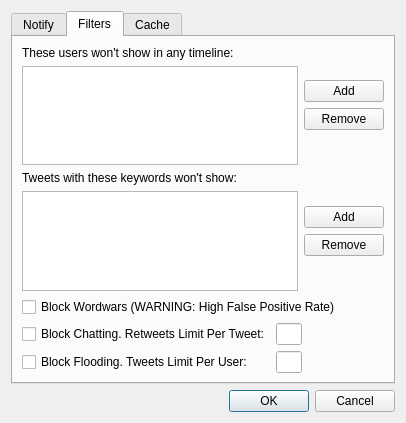
Old version of the form res/ui/SettingWindow.ui in the repository WeCase/WeCase.
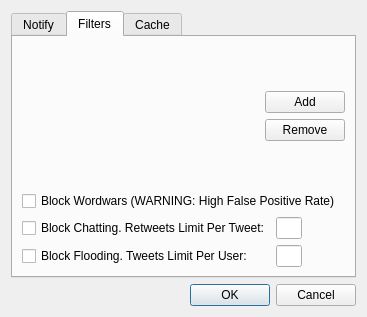
New version of the form. The open tabs and pages were chosen to show the change. Icons and pictures are not drawn. Custom widgets are drawn as their Qt base class.

```diff
--- a/res/ui/SettingWindow.ui
+++ b/res/ui/SettingWindow.ui
@@ -6,8 +6,8 @@
    <rect>
     <x>0</x>
     <y>0</y>
-    <width>406</width>
-    <height>423</height>
+    <width>367</width>
+    <height>317</height>
    </rect>
   </property>
   <property name="sizePolicy">
@@ -205,18 +205,11 @@
       </attribute>
       <layout class="QVBoxLayout" name="verticalLayout_6">
        <item>
-        <layout class="QHBoxLayout" name="horizontalLayout_5">
+        <layout class="QHBoxLayout" name="horizontalLayout_5" stretch="10,0">
          <item>
           <layout class="QVBoxLayout" name="verticalLayout_3">
            <item>
-            <widget class="QLabel" name="label_5">
-             <property name="text">
-              <string>These users won't show in any timeline:</string>
-             </property>
-            </widget>
-           </item>
-           <item>
-            <widget class="QListWidget" name="usersBlackListWidget"/>
+            <widget class="FilterTable" name="filterTable" native="true"/>
            </item>
           </layout>
          </item>
@@ -266,75 +259,6 @@
          </item>
         </layout>
        </item>
-       <item>
-        <layout class="QHBoxLayout" name="horizontalLayout_8">
-         <item>
-          <layout class="QVBoxLayout" name="verticalLayout_9">
-           <item>
-            <widget class="QLabel" name="label">
-             <property name="text">
-              <string>Tweets with these keywords won't show:</string>
-             </property>
-            </widget>
-           </item>
-           <item>
-            <widget class="QListWidget" name="tweetsKeywordsBlacklistWidget">
-             <property name="sizePolicy">
-              <sizepolicy hsizetype="Expanding" vsizetype="Expanding">
-               <horstretch>0</horstretch>
-               <verstretch>0</verstretch>
-              </sizepolicy>
-             </property>
-            </widget>
-           </item>
-          </layout>
-         </item>
-         <item>
-          <layout class="QVBoxLayout" name="verticalLayout_10">
-           <item>
-            <spacer name="verticalSpacer_5">
-             <property name="orientation">
-              <enum>Qt::Vertical</enum>
-             </property>
-             <property name="sizeHint" stdset="0">
-              <size>
-               <width>20</width>
-               <height>40</height>
-              </size>
-             </property>
-            </spacer>
-           </item>
-           <item>
-            <widget class="QPushButton" name="btnAddKeyword">
-             <property name="text">
-              <string>Add</string>
-             </property>
-            </widget>
-           </item>
-           <item>
-            <widget class="QPushButton" name="btnRemoveKeyword">
-             <property name="text">
-              <string>Remove</string>
-             </property>
-            </widget>
-           </item>
-           <item>
-            <spacer name="verticalSpacer_6">
-             <property name="orientation">
-              <enum>Qt::Vertical</enum>
-             </property>
-             <property name="sizeHint" stdset="0">
-              <size>
-               <width>20</width>
-               <height>40</height>
-              </size>
-             </property>
-            </spacer>
-           </item>
-          </layout>
-         </item>
-        </layout>
-       </item>
        <item>
         <widget class="QCheckBox" name="blockWordwarsCheckBox">
          <property name="text">
@@ -516,6 +440,14 @@
    </item>
   </layout>
  </widget>
+ <customwidgets>
+  <customwidget>
+   <class>FilterTable</class>
+   <extends>QWidget</extends>
+   <header>FilterTable</header>
+   <container>1</container>
+  </customwidget>
+ </customwidgets>
  <resources>
   <include location="wecase.qrc"/>
  </resources>
```
Left out of the diff: 68 changed lines with no effect on the pictures.
